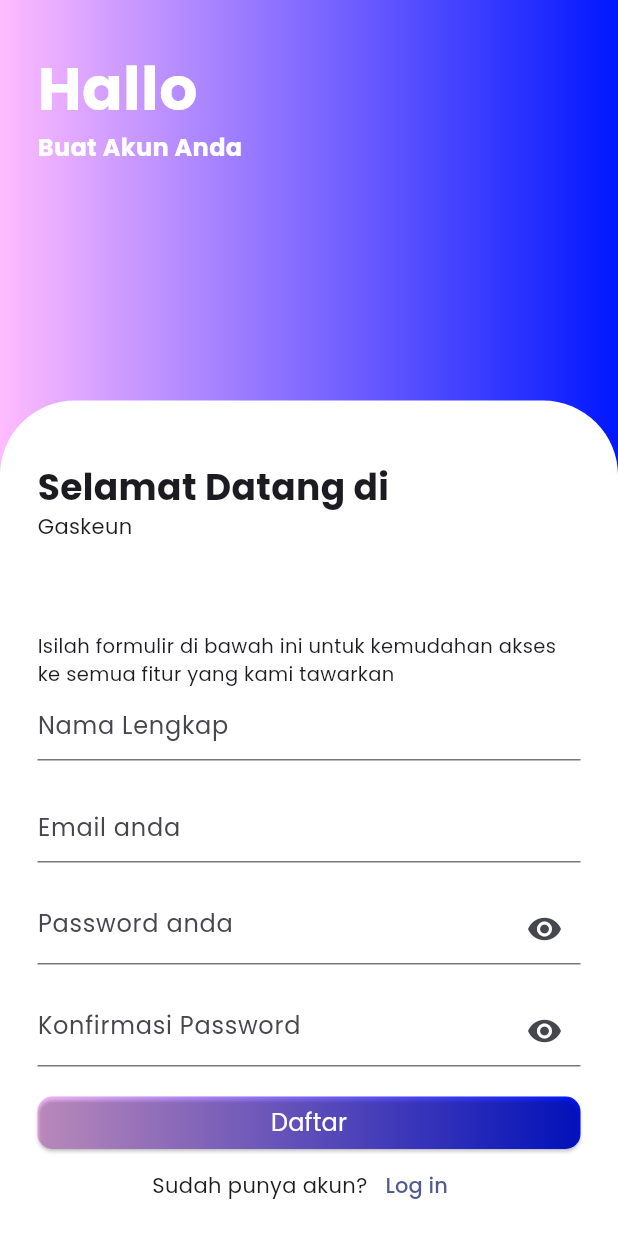
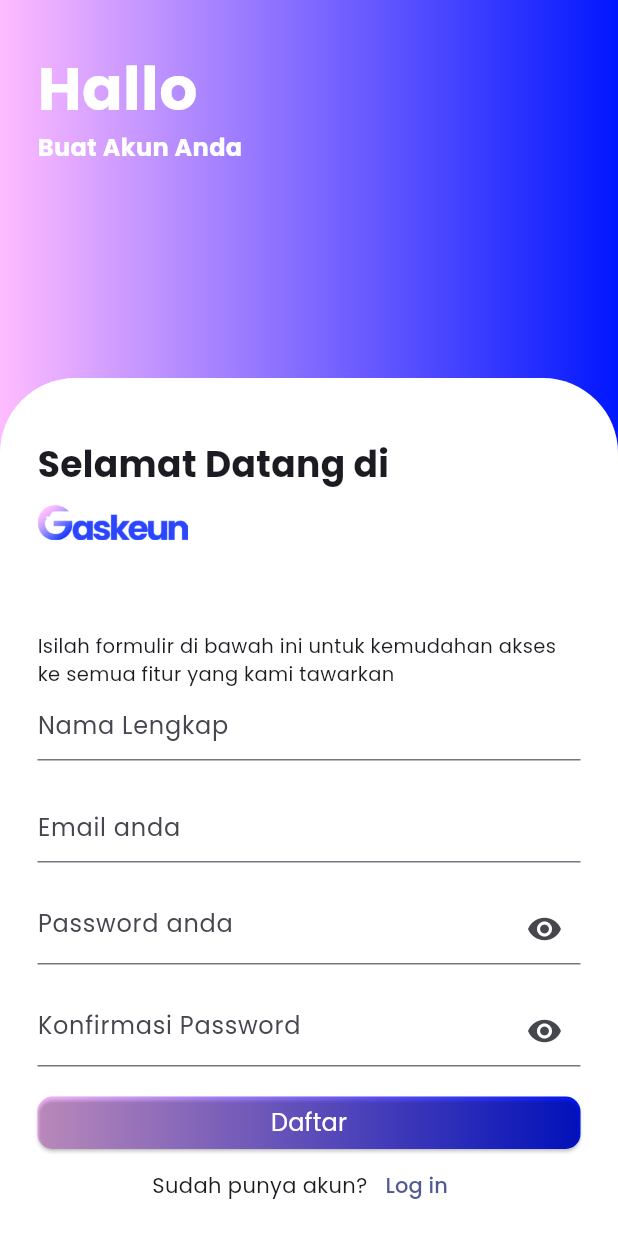
Before and after one commit to solsteace/gaskeun-mobile, a Flutter app: the screen it shows after launch, after a tap on "Masuk", after a tap on "Register", on a phone screen of 412 x 824 dp. Run offline on Flutter 3.47's test engine with Material 3 defaults, Android fonts, the phone set to English and light mode, and no system bars.

Commit message:
feat: display brand logo on `AuthPage`

```diff
--- a/lib/pages/auth/login.dart
+++ b/lib/pages/auth/login.dart
@@ -126,7 +126,13 @@ class _LoginPage extends State<LoginPage> {
                 fontWeight: FontWeight.w700
               ),
             ),
-            Text("Gaskeun"), // Change this into logo later
+            SizedBox(height:10),
+            SizedBox(
+              height: 25, width: 100,
+              child: Image(
+                image: AssetImage("assets/img/logo-navbar.png")
+              )
+            )
           ],
         ),
         const SizedBox(height: 60),
--- a/lib/pages/auth/register.dart
+++ b/lib/pages/auth/register.dart
@@ -1,4 +1,6 @@
+import 'package:flutter/cupertino.dart';
 import 'package:flutter/material.dart';
+import 'package:flutter/widgets.dart';
 import "../../components/GradientButton.dart";
 
 class RegisterPage extends StatefulWidget {
@@ -162,7 +164,7 @@ class _RegisterPage extends State<RegisterPage> {
       crossAxisAlignment: CrossAxisAlignment.start,
       mainAxisAlignment: MainAxisAlignment.spaceBetween,
       children: <Widget>[
-        const Column(
+         const Column(
           crossAxisAlignment: CrossAxisAlignment.start,
           children: <Widget>[
             Text(
@@ -172,7 +174,13 @@ class _RegisterPage extends State<RegisterPage> {
                 fontWeight: FontWeight.w700
               ),
             ),
-            Text("Gaskeun"), // Change this into logo later
+            SizedBox(height:10),
+            SizedBox(
+              height: 25, width: 100,
+              child: Image(
+                image: AssetImage("assets/img/logo-navbar.png")
+              )
+            )
           ],
         ),
         const SizedBox(height: 60),
```
